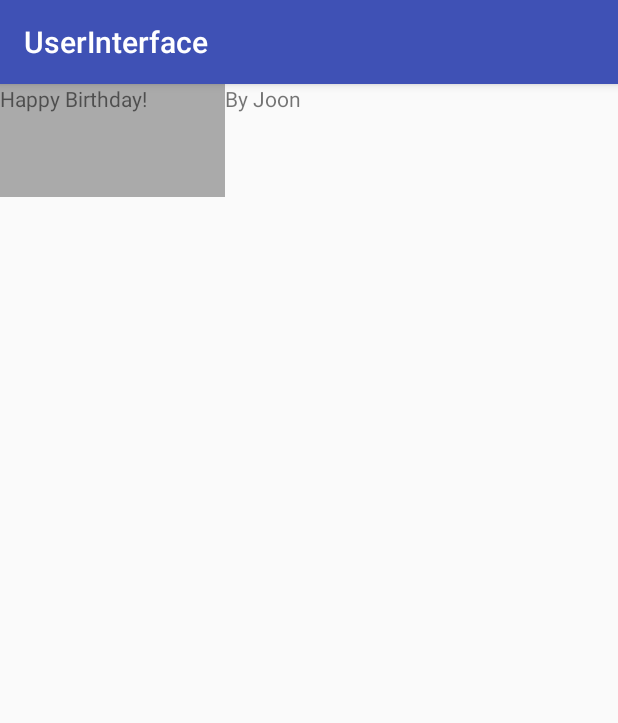
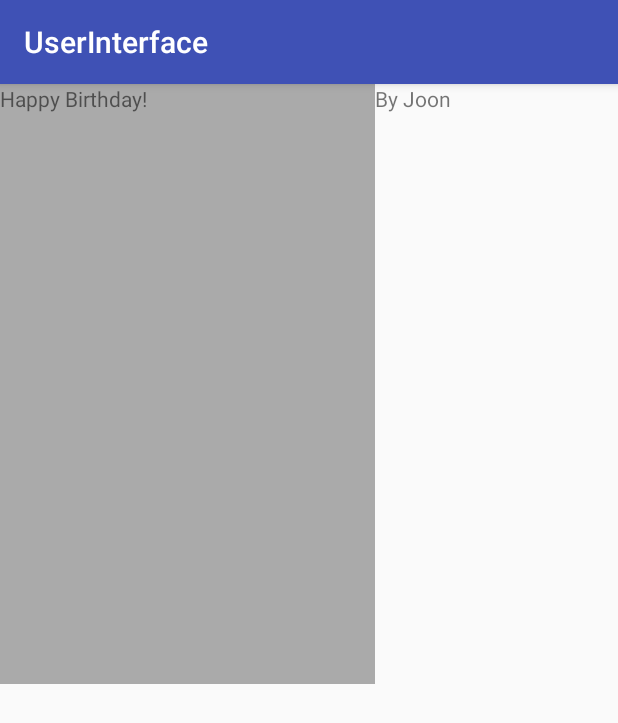
Before and after one commit to KimJoon93/Android-Basics-Nanodegree, an Android app: the screen it shows after launch (MainActivity), on a phone screen of 412 x 824 dp. Shown: the top 723 px of the screen. Run offline under Robolectric (Android 15) with nearby library versions, the phone set to English and light mode, and no system bars.

Commit message:
Change the TextView

```diff
--- a/UserInterface/app/build.gradle
+++ b/UserInterface/app/build.gradle
@@ -20,7 +20,7 @@ android {
 
 dependencies {
     implementation fileTree(dir: 'libs', include: ['*.jar'])
-    implementation 'com.android.support:appcompat-v7:28.0.0'
+    implementation 'com.android.support:appcompat-v7:28.0.0-alpha1'
     implementation 'com.android.support.constraint:constraint-layout:1.1.3'
     testImplementation 'junit:junit:4.12'
     androidTestImplementation 'com.android.support.test:runner:1.0.2'
--- a/UserInterface/app/src/main/res/layout/activity_main.xml
+++ b/UserInterface/app/src/main/res/layout/activity_main.xml
@@ -8,8 +8,10 @@
     <TextView
         android:background="@android:color/darker_gray"
         android:text="Happy Birthday!"
-        android:layout_width="150dp"
-        android:layout_height="75dp" />
+        android:layout_width="250dp"
+        android:layout_height="400dp" />
+
+
     <TextView
         android:text="By Joon"
         android:layout_width="match_parent"
```
Also changed, not shown: 1 other file.
